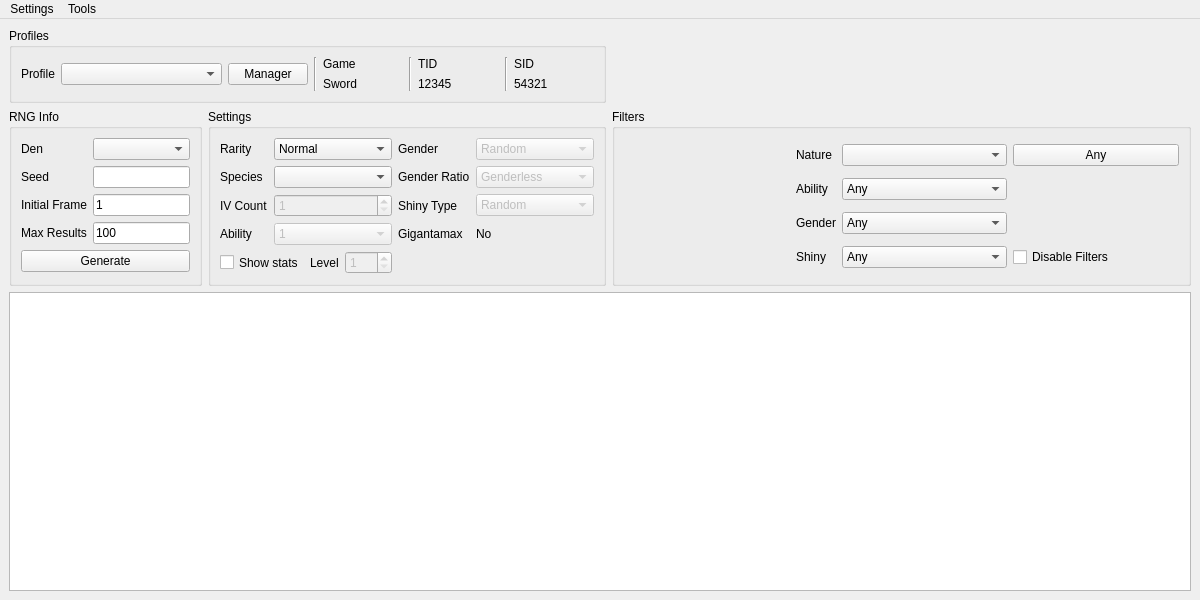
Above: Forms/MainWindow.ui from Admiral-Fish/RaidFinder before the change. Below: the same form after it.
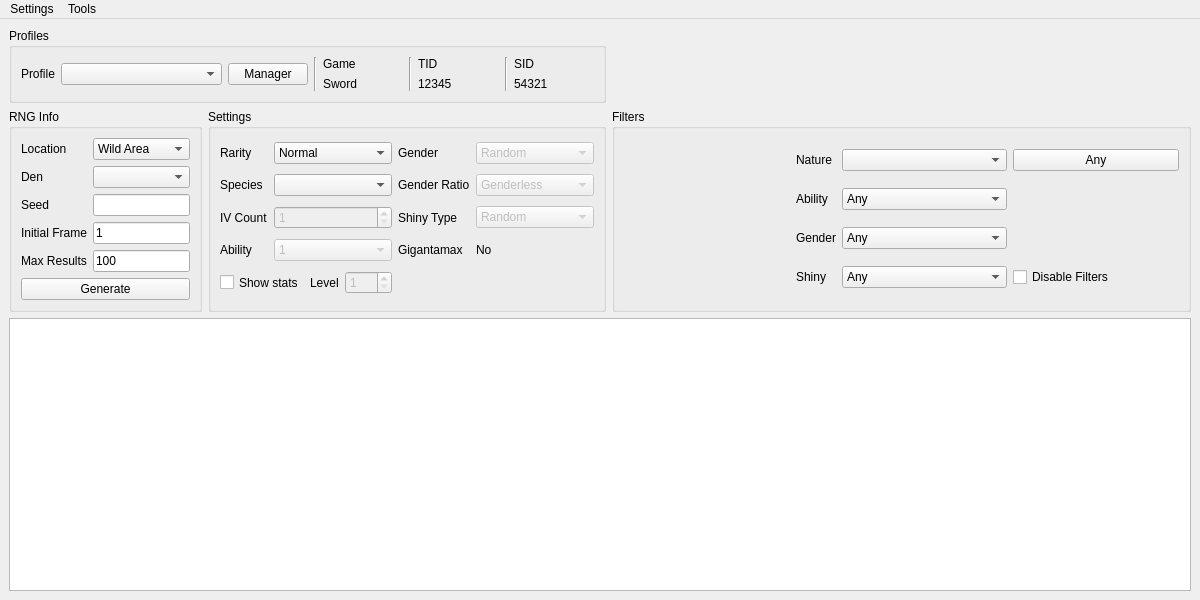
That is the form after the change. Custom widgets are drawn as their Qt base class.

Commit message: Seperate dens by location

```diff
--- a/Forms/MainWindow.ui
+++ b/Forms/MainWindow.ui
@@ -30,24 +30,7 @@
        <string>RNG Info</string>
       </property>
       <layout class="QGridLayout" name="gridLayout_2">
-       <item row="1" column="1">
-        <widget class="TextBox" name="textBoxSeed"/>
-       </item>
-       <item row="3" column="1">
-        <widget class="TextBox" name="textBoxInitialFrame">
-         <property name="text">
-          <string notr="true">1</string>
-         </property>
-        </widget>
-       </item>
-       <item row="5" column="0" colspan="2">
-        <widget class="QPushButton" name="pushButtonGenerate">
-         <property name="text">
-          <string>Generate</string>
-         </property>
-        </widget>
-       </item>
-       <item row="3" column="0">
+       <item row="4" column="0">
         <widget class="QLabel" name="label">
          <property name="sizePolicy">
           <sizepolicy hsizetype="Fixed" vsizetype="Preferred">
@@ -60,14 +43,60 @@
          </property>
         </widget>
        </item>
+       <item row="5" column="0">
+        <widget class="QLabel" name="labelMaxResults">
+         <property name="sizePolicy">
+          <sizepolicy hsizetype="Fixed" vsizetype="Preferred">
+           <horstretch>0</horstretch>
+           <verstretch>0</verstretch>
+          </sizepolicy>
+         </property>
+         <property name="text">
+          <string>Max Results</string>
+         </property>
+        </widget>
+       </item>
+       <item row="1" column="1">
+        <widget class="QComboBox" name="comboBoxDen"/>
+       </item>
+       <item row="6" column="0" colspan="2">
+        <widget class="QPushButton" name="pushButtonGenerate">
+         <property name="text">
+          <string>Generate</string>
+         </property>
+        </widget>
+       </item>
+       <item row="1" column="0">
+        <widget class="QLabel" name="labelDen">
+         <property name="sizePolicy">
+          <sizepolicy hsizetype="Fixed" vsizetype="Preferred">
+           <horstretch>0</horstretch>
+           <verstretch>0</verstretch>
+          </sizepolicy>
+         </property>
+         <property name="text">
+          <string>Den</string>
+         </property>
+        </widget>
+       </item>
+       <item row="2" column="1">
+        <widget class="TextBox" name="textBoxSeed"/>
+       </item>
        <item row="4" column="1">
+        <widget class="TextBox" name="textBoxInitialFrame">
+         <property name="text">
+          <string notr="true">1</string>
+         </property>
+        </widget>
+       </item>
+       <item row="5" column="1">
         <widget class="TextBox" name="textBoxMaxResults">
          <property name="text">
           <string notr="true">100</string>
          </property>
         </widget>
        </item>
-       <item row="1" column="0">
+       <item row="2" column="0">
         <widget class="QLabel" name="labelSeed">
          <property name="sizePolicy">
           <sizepolicy hsizetype="Fixed" vsizetype="Preferred">
@@ -80,34 +109,26 @@
          </property>
         </widget>
        </item>
-       <item row="4" column="0">
-        <widget class="QLabel" name="labelMaxResults">
-         <property name="sizePolicy">
-          <sizepolicy hsizetype="Fixed" vsizetype="Preferred">
-           <horstretch>0</horstretch>
-           <verstretch>0</verstretch>
-          </sizepolicy>
-         </property>
-         <property name="text">
-          <string>Max Results</string>
-         </property>
-        </widget>
-       </item>
        <item row="0" column="0">
-        <widget class="QLabel" name="labelDen">
-         <property name="sizePolicy">
-          <sizepolicy hsizetype="Fixed" vsizetype="Preferred">
-           <horstretch>0</horstretch>
-           <verstretch>0</verstretch>
-          </sizepolicy>
-         </property>
+        <widget class="QLabel" name="labelLocation">
          <property name="text">
-          <string>Den</string>
+          <string>Location</string>
          </property>
         </widget>
        </item>
        <item row="0" column="1">
-        <widget class="QComboBox" name="comboBoxDen"/>
+        <widget class="QComboBox" name="comboBoxLocation">
+         <item>
+          <property name="text">
+           <string>Wild Area</string>
+          </property>
+         </item>
+         <item>
+          <property name="text">
+           <string>Isle of Armor</string>
+          </property>
+         </item>
+        </widget>
        </item>
       </layout>
      </widget>
```
Left out of the diff: 3 changed lines with no effect on the pictures. The commit also changes 11 other files.
